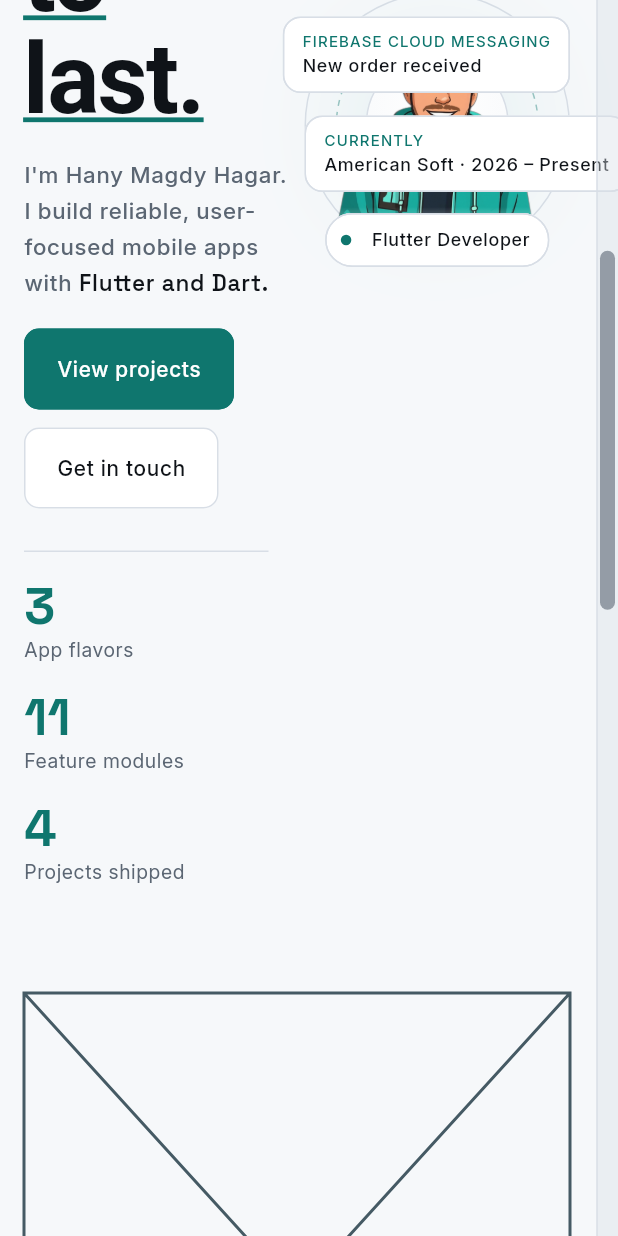
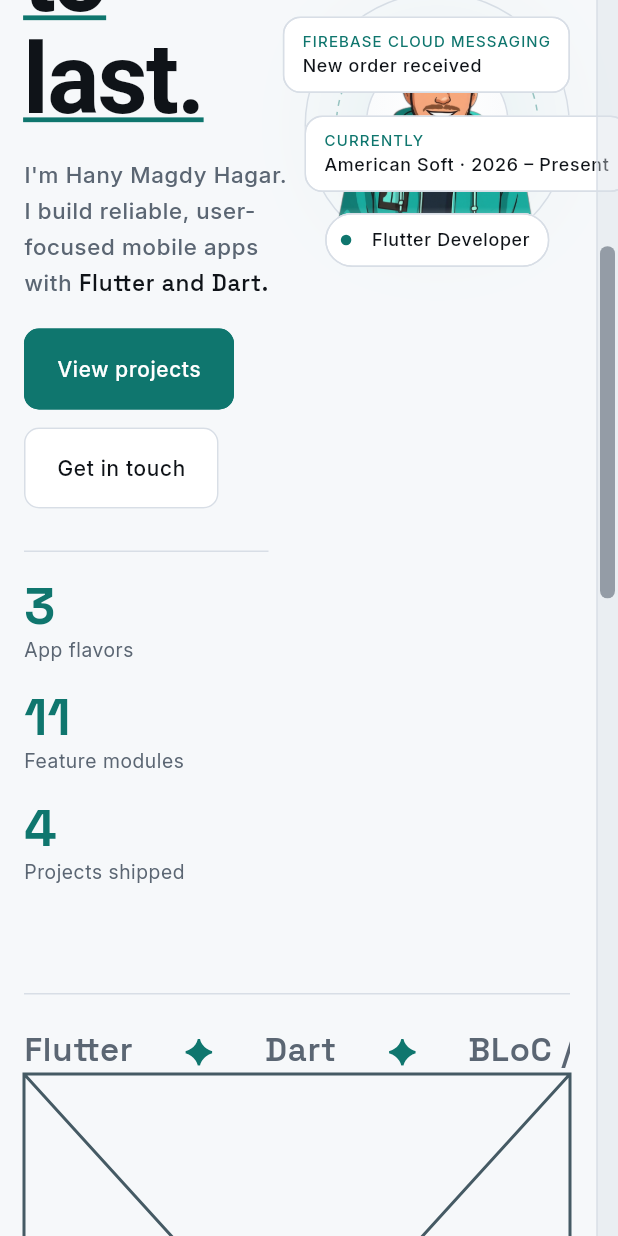
Before and after one commit to Hany-Hagar/new_portfolio, a Flutter app: the screen it shows after launch, scrolled down 576 dp, on a phone screen of 412 x 824 dp. Run offline on Flutter 3.47's test engine with Material 3 defaults, Android fonts, the phone set to English and light mode, and no system bars; drawn by our look-alikes of animated_text_kit, countup, dotted_border, flutter_animate; our stand-ins replace flutter_bloc; missing offline and left inert: slang; generated files the repository leaves out were written again.

Commit message:
feat(home): Add home tech banner

```diff
--- a/lib/features/home/presentation/views/home_view.dart
+++ b/lib/features/home/presentation/views/home_view.dart
@@ -1,6 +1,9 @@
 import '../widgets/home_body.dart';
 import '../widgets/home_avatar.dart';
+
 import 'package:flutter/material.dart';
+
+import '../widgets/home_tech_banner.dart';
 import '../../../../core/widgets/custom_view.dart';
 
 class HomeView extends StatelessWidget {
@@ -16,6 +19,7 @@ class HomeView extends StatelessWidget {
           Expanded(child: HomeAvatar()),
         ],
       ),
+      bottom: HomeTechBanner(),
     );
   }
 }
--- /dev/null
+++ b/lib/features/home/presentation/widgets/home_tech_banner.dart
@@ -0,0 +1,64 @@
+import 'package:flutter/material.dart';
+
+import '../../../../core/enums/font_type.dart';
+import '../../../../core/widgets/custom_text.dart';
+
+import 'package:flutter_animate/flutter_animate.dart';
+
+class HomeTechBanner extends StatelessWidget {
+  const HomeTechBanner({super.key});
+
+  @override
+  Widget build(BuildContext context) {
+    return Column(
+      spacing: 20,
+      crossAxisAlignment: CrossAxisAlignment.stretch,
+      children: [
+        const Divider(),
+        SingleChildScrollView(
+          scrollDirection: Axis.horizontal,
+          physics: const NeverScrollableScrollPhysics(),
+          child: const _TechBannerRow()
+              .animate(onPlay: (c) => c.repeat())
+              .slideX(end: -0.5, curve: Curves.linear, duration: 26.seconds),
+        ),
+      ],
+    );
+  }
+}
+
+class _TechBannerRow extends StatelessWidget {
+  const _TechBannerRow();
+
+  @override
+  Widget build(BuildContext context) {
+    final scheme = Theme.of(context).colorScheme;
+
+    return Row(
+      spacing: 34,
+      children: [
+        for (final tech in [...techBanner, ...techBanner]) ...[
+          CustomText(
+            size: 22,
+            text: tech,
+            type: FontType.medium,
+            color: scheme.onSurfaceVariant,
+            fontFamily: FontFamily.spaceGrotesk.value,
+          ),
+          CustomText(size: 22, text: '✦', color: scheme.primary),
+        ],
+      ],
+    );
+  }
+}
+
+const techBanner = [
+  'Flutter',
+  'Dart',
+  'BLoC / Cubit',
+  'Clean Architecture',
+  'Firebase',
+  'Dio',
+  'GetIt',
+  'Hive',
+];
```
